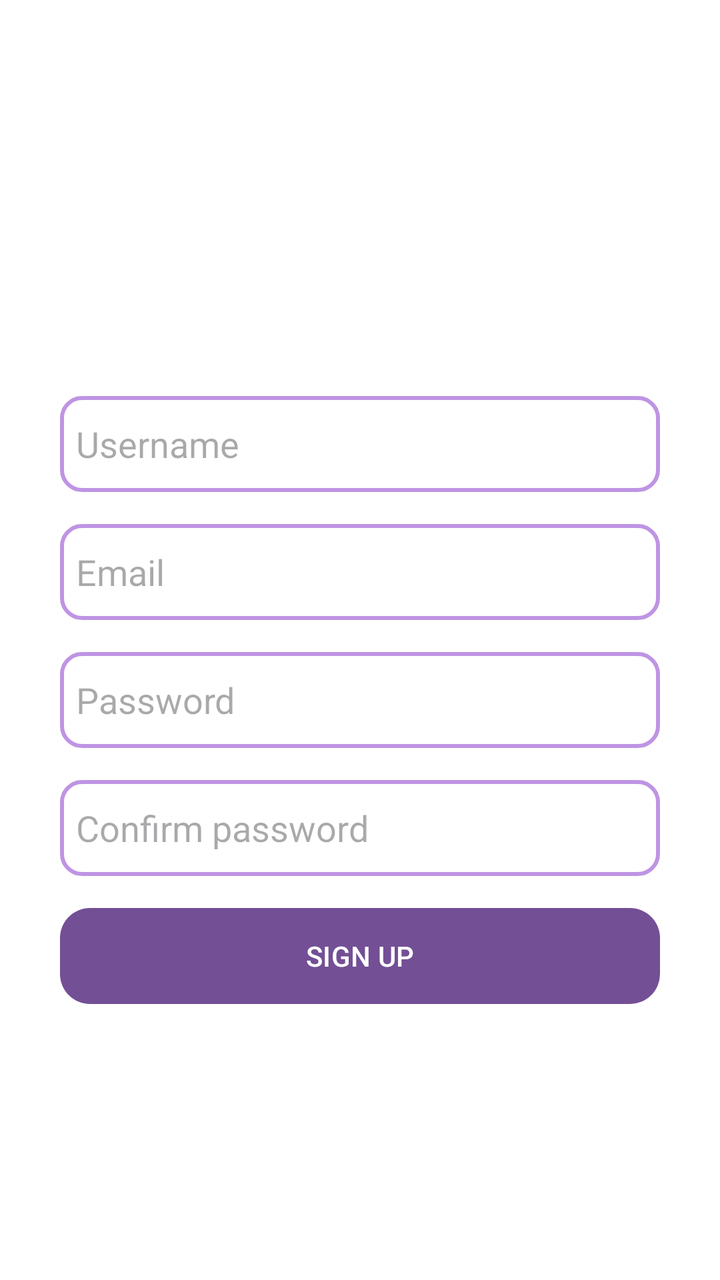
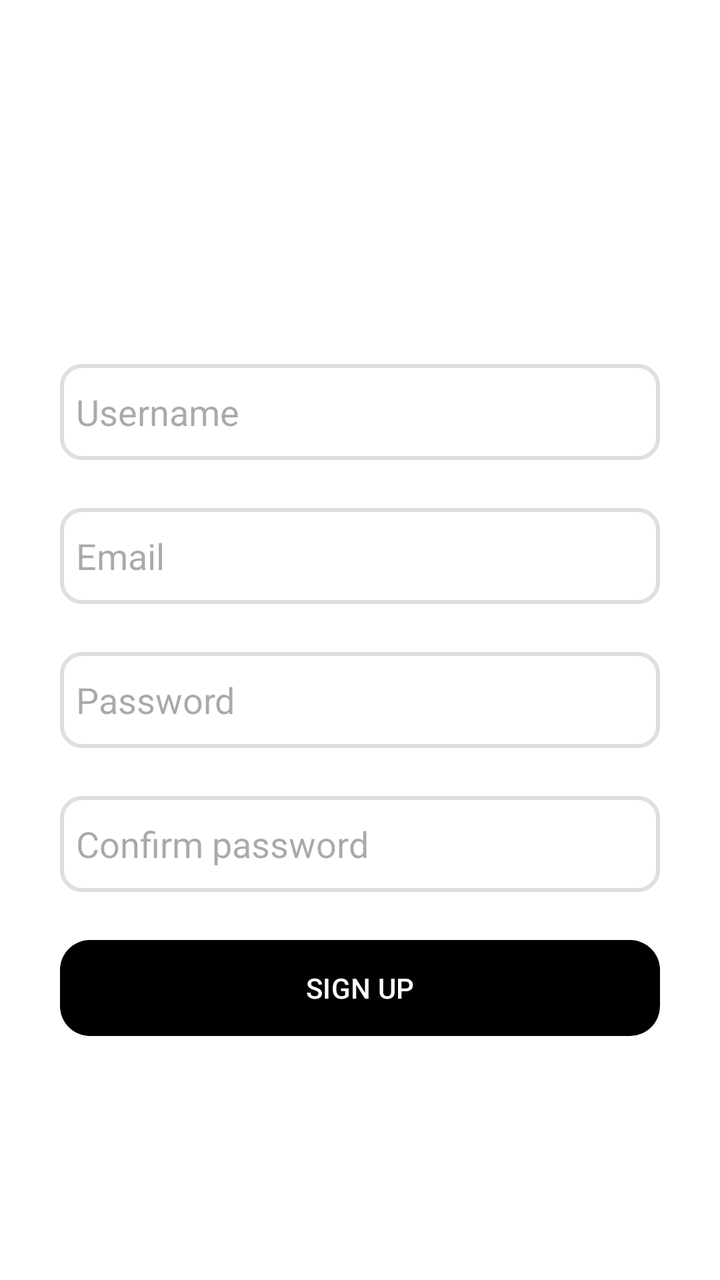

Before-and-after screenshots of an Android layout around one commit, followed by the original layout XML and the change that was made.
<!-- AndroidManifest.xml: application theme Theme.TheApp -->
<!-- res/layout/fragment_signup.xml -->
<?xml version="1.0" encoding="utf-8"?>
<LinearLayout xmlns:android="http://schemas.android.com/apk/res/android"
    xmlns:tools="http://schemas.android.com/tools"
    xmlns:app="http://schemas.android.com/apk/res-auto"
    android:layout_width="match_parent"
    android:layout_height="match_parent"
    android:gravity="center"
    android:orientation="vertical"
    android:id="@+id/loginLayout">

    <EditText
        android:id="@+id/signupUser"
        android:layout_width="300dp"
        android:layout_height="48dp"
        android:background="@drawable/edittext_bg"
        android:padding="8dp"
        android:layout_marginTop="60dp"
        android:inputType="text"
        android:hint="@string/create_username"/>

    <EditText
        android:id="@+id/signupEmail"
        android:layout_width="300dp"
        android:layout_height="48dp"
        android:background="@drawable/edittext_bg"
        android:padding="8dp"
        android:layout_marginVertical="16dp"
        android:inputType="textEmailAddress"
        android:hint="@string/create_email"/>

    <EditText
        android:id="@+id/signupPass"
        android:layout_width="300dp"
        android:layout_height="48dp"
        android:background="@drawable/edittext_bg"
        android:padding="8dp"
        android:inputType="textPassword"
        android:hint="@string/login_password"/>

    <EditText
        android:id="@+id/passConfirm"
        android:layout_width="300dp"
        android:layout_height="48dp"
        android:background="@drawable/edittext_bg"
        android:padding="8dp"
        android:layout_marginVertical="16dp"
        android:inputType="textPassword"
        android:hint="@string/confirm_password"/>

    <Button
        android:id="@+id/signupButton"
        android:layout_width="300dp"
        android:layout_height="48dp"
        android:background="@drawable/button_bg"
        android:backgroundTint="@color/white"
        app:backgroundTint="#734F96"
        android:text="@string/sign_up"/>

</LinearLayout>
<!-- resources referenced by this layout -->
<resources>
  <color name="white">#FFFFFF</color>
  <!-- drawable button_bg (drawable) -->
  <?xml version="1.0" encoding="utf-8"?>
  <shape xmlns:android="http://schemas.android.com/apk/res/android"
      android:shape="rectangle">
  
      <solid
          android:color="@color/white"/>
  
      <corners
          android:radius="15dp"/>
  
  </shape>
  <!-- drawable edittext_bg (drawable) -->
  <?xml version="1.0" encoding="utf-8"?>
  <shape xmlns:android="http://schemas.android.com/apk/res/android"
      android:shape="rectangle">
  
      <solid
          android:color="@color/white"/>
  
      <corners
          android:radius="10dp"/>
  
      <stroke
          android:color="#BF94E4"
          android:width="2dp"/>
  
  </shape>
  <string name="confirm_password">Confirm password</string>
  <string name="create_email">Email</string>
  <string name="create_username">Username</string>
  <string name="login_password">Password</string>
  <string name="sign_up">SIGN UP</string>
  <style name="Theme.TheApp" parent="Base.Theme.TheApp">
          
          <item name="android:navigationBarColor">@android:color/transparent</item>
          <item name="android:statusBarColor">@android:color/transparent</item>
          <item name="android:windowLightStatusBar">?attr/isLightTheme</item>
      </style>
  <style name="Base.Theme.TheApp" parent="Theme.Material3.DayNight.NoActionBar">
          
          
          <item name="colorSurface">@color/nav_view</item>
          <item name="colorOnBackground">@color/nav_view</item>
          <item name="android:colorBackground">@color/nav_view</item>
          <item name="colorPrimary">@color/primary</item>
          <item name="colorOnPrimary">@color/on_primary</item>
      </style>
  <color name="nav_view">#FFFFFF</color>
  <color name="primary">#000000</color>
  <color name="on_primary">#FFFFFF</color>
</resources>

<!-- the commit's change to res/layout/fragment_signup.xml (unified diff, before → after) -->
@@ -24,7 +24,7 @@
         android:layout_height="48dp"
         android:background="@drawable/edittext_bg"
         android:padding="8dp"
-        android:layout_marginVertical="16dp"
+        android:layout_marginVertical="24dp"
         android:inputType="textEmailAddress"
         android:hint="@string/create_email"/>
 
@@ -43,7 +43,7 @@
         android:layout_height="48dp"
         android:background="@drawable/edittext_bg"
         android:padding="8dp"
-        android:layout_marginVertical="16dp"
+        android:layout_marginVertical="24dp"
         android:inputType="textPassword"
         android:hint="@string/confirm_password"/>
 
@@ -52,8 +52,6 @@
         android:layout_width="300dp"
         android:layout_height="48dp"
         android:background="@drawable/button_bg"
-        android:backgroundTint="@color/white"
-        app:backgroundTint="#734F96"
         android:text="@string/sign_up"/>
 
 </LinearLayout>
<!-- resource entries referenced after the edit -->
@@ -1,6 +1,7 @@
 <!-- resources referenced by this layout -->
 <resources>
   <color name="white">#FFFFFF</color>
+  <color name="divider_color">#DEDEDE</color>
   <!-- drawable button_bg (drawable) -->
   <?xml version="1.0" encoding="utf-8"?>
   <shape xmlns:android="http://schemas.android.com/apk/res/android"
@@ -25,7 +26,7 @@
           android:radius="10dp"/>
   
       <stroke
-          android:color="#BF94E4"
+          android:color="@color/divider_color"
           android:width="2dp"/>
   
   </shape>
